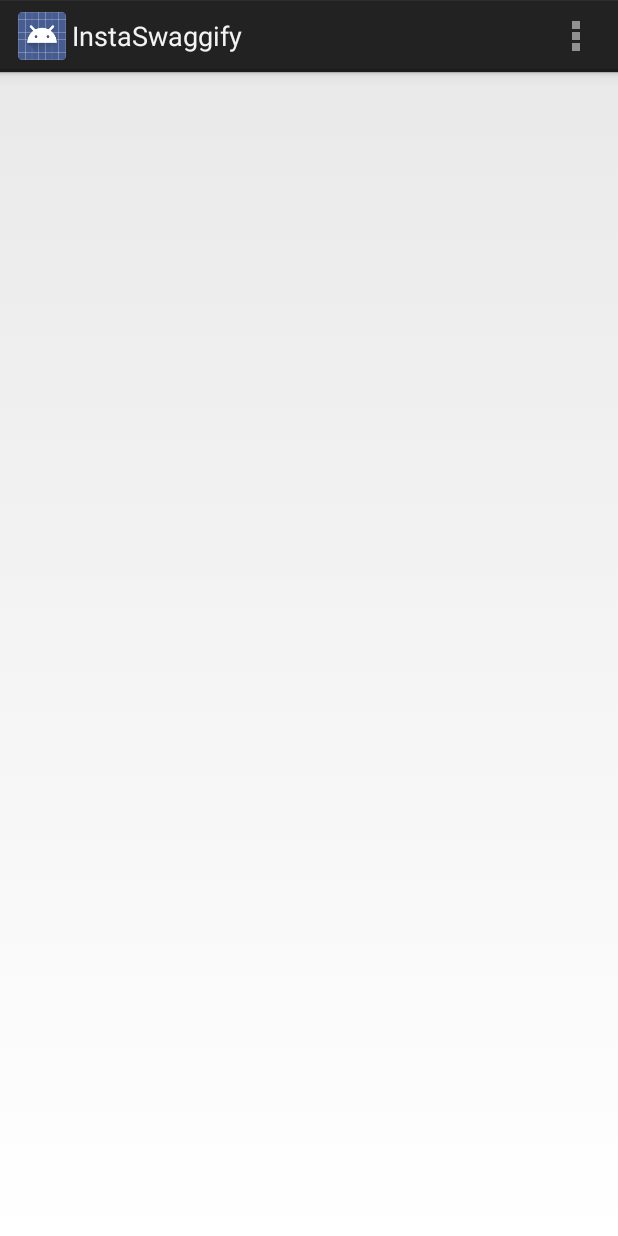
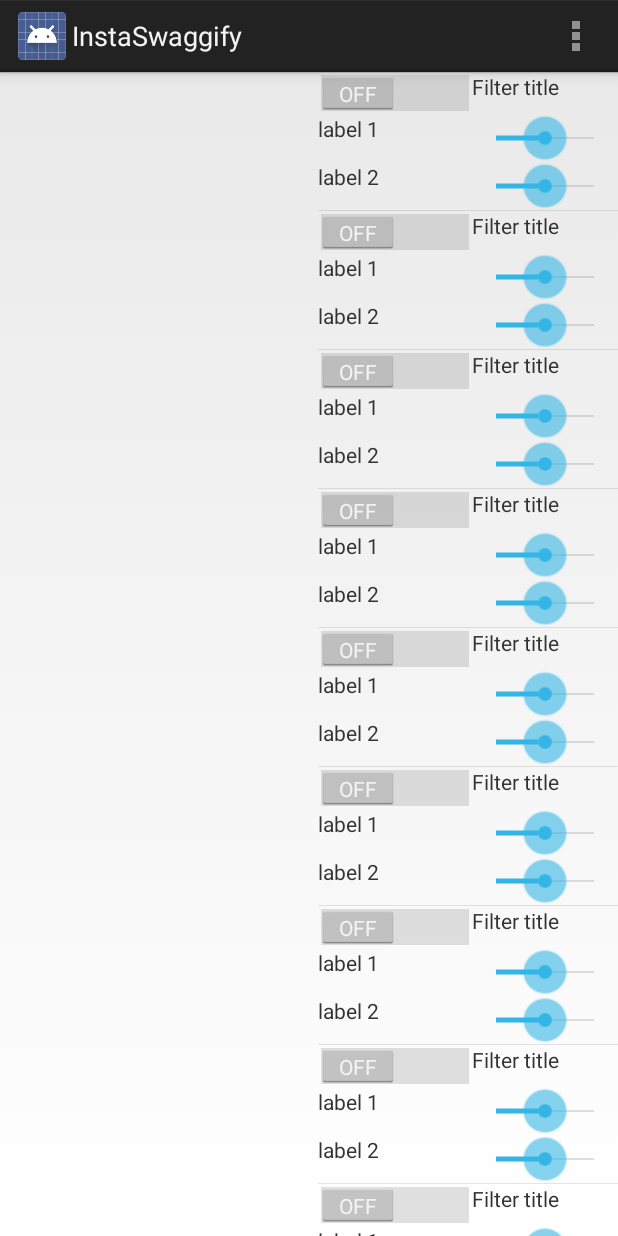
Before and after one commit to mathijs727/InstaSwaggify, an Android app: the screen it shows after launch (MainActivity), on a phone screen of 412 x 824 dp. Run offline under Robolectric (Android 15) with nearby library versions, the phone set to English and light mode, and no system bars.

Commit message:
List working with placeholder data. Needs to be fancified

```diff
--- a/app/src/main/java/zwaggerboyz/instaswaggify/FilterArrayAdapter.java
+++ b/app/src/main/java/zwaggerboyz/instaswaggify/FilterArrayAdapter.java
@@ -6,22 +6,27 @@ import android.view.LayoutInflater;
 import android.view.View;
 import android.view.ViewGroup;
 import android.widget.ArrayAdapter;
+import android.widget.SeekBar;
+import android.widget.Switch;
 import android.widget.TextView;
 
 /**
  * Created by Mathijs on 16/06/14.
  */
-public class FilterArrayAdapter extends ArrayAdapter<String> {
+public class FilterArrayAdapter extends ArrayAdapter<ListItemFilter> {
     private final Activity mContext;
-    private String[] mItems;
+    private ListItemFilter[] mItems;
 
     private class ViewHolder {
-        public TextView title;
+        public TextView titleTextView, label1TextView, label2TextView;
+        public Switch enabledSwitch;
+        public SeekBar slider1Seekbar, slider2Seekbar;
     }
 
-    public FilterArrayAdapter(Activity context, String[] mItems) {
-        super(context, R.layout.list_item_filter, mItems);
+    public FilterArrayAdapter(Activity context, ListItemFilter[] items) {
+        super(context, R.layout.list_item_filter, items);
         mContext = context;
+        mItems = items;
     }
 
     @Override
@@ -32,13 +37,26 @@ public class FilterArrayAdapter extends ArrayAdapter<String> {
             convertView = inflater.inflate(R.layout.list_item_filter, null);
 
             viewHolder= new ViewHolder();
-            viewHolder.title = (TextView)convertView.findViewById(R.id.list_item_filter_title);
+            viewHolder.titleTextView = (TextView)convertView.findViewById(R.id.list_item_filter_title);
+            viewHolder.label1TextView = (TextView)convertView.findViewById(R.id.list_item_filter_label1);
+            viewHolder.label2TextView = (TextView)convertView.findViewById(R.id.list_item_filter_label2);
+            viewHolder.enabledSwitch = (Switch)convertView.findViewById(R.id.list_item_filter_switch);
+            viewHolder.slider1Seekbar = (SeekBar)convertView.findViewById(R.id.list_item_filter_seekbar1);
+            viewHolder.slider2Seekbar = (SeekBar)convertView.findViewById(R.id.list_item_filter_seekbar2);
             convertView.setTag(viewHolder);
         } else {
             viewHolder = (ViewHolder)convertView.getTag();
         }
 
-        viewHolder.title.setText(mItems[position]);
+        ListItemFilter item = mItems[position];
+        viewHolder.titleTextView.setText(item.title);
+        viewHolder.label1TextView.setText(item.label1);
+        viewHolder.label2TextView.setText(item.label2);
+        viewHolder.enabledSwitch.setChecked(item.isEnabled);
+        viewHolder.slider1Seekbar.setProgress(item.slider1);
+        viewHolder.slider2Seekbar.setProgress(item.slider2);
         return convertView;
     }
+
+
 }
--- /dev/null
+++ b/app/src/main/java/zwaggerboyz/instaswaggify/ListItemFilter.java
@@ -0,0 +1,10 @@
+package zwaggerboyz.instaswaggify;
+
+/**
+ * Created by Mathijs on 16/06/14.
+ */
+public class ListItemFilter {
+    public boolean isEnabled = false;
+    public String title = "Filter title", label1 = "label 1", label2 = "label 2";
+    public int slider1 = 50, slider2 = 50;
+}
--- a/app/src/main/java/zwaggerboyz/instaswaggify/MainActivity.java
+++ b/app/src/main/java/zwaggerboyz/instaswaggify/MainActivity.java
@@ -4,14 +4,25 @@ import android.app.Activity;
 import android.os.Bundle;
 import android.view.Menu;
 import android.view.MenuItem;
+import android.widget.ListView;
 
 
 public class MainActivity extends Activity {
+    ListView mListView;
 
     @Override
     protected void onCreate(Bundle savedInstanceState) {
         super.onCreate(savedInstanceState);
         setContentView(R.layout.activity_main);
+
+        ListItemFilter[] items = new ListItemFilter[20];
+        for (int i = 0; i < 20; i++) {
+            items[i] = new ListItemFilter();
+        }
+
+        FilterArrayAdapter adapter = new FilterArrayAdapter(this, items);
+        mListView = (ListView)findViewById(R.id.activity_main_listview);
+        mListView.setAdapter(adapter);
     }
 
 
--- a/app/src/main/res/layout/list_item_filter.xml
+++ b/app/src/main/res/layout/list_item_filter.xml
@@ -13,7 +13,7 @@
         android:layout_width="wrap_content"
         android:layout_height="wrap_content"
         android:text="FilterName"
-        android:id="@+id/filter_name"
+        android:id="@+id/list_item_filter_title"
         android:layout_alignParentTop="true"
         android:layout_alignBottom="@+id/list_item_filter_switch"
         android:layout_toRightOf="@+id/list_item_filter_switch"
@@ -23,7 +23,7 @@
     <SeekBar
         android:layout_width="wrap_content"
         android:layout_height="wrap_content"
-        android:id="@+id/seekBar"
+        android:id="@+id/list_item_filter_seekbar1"
         android:layout_below="@+id/list_item_filter_switch"
         android:layout_alignParentRight="true"
         android:layout_alignParentEnd="true"
@@ -32,35 +32,35 @@
     <SeekBar
         android:layout_width="wrap_content"
         android:layout_height="wrap_content"
-        android:id="@+id/seekBar2"
-        android:layout_below="@+id/seekBar"
-        android:layout_alignLeft="@+id/seekBar"
-        android:layout_alignStart="@+id/seekBar"
-        android:layout_alignRight="@+id/seekBar"
-        android:layout_alignEnd="@+id/seekBar"/>
+        android:id="@+id/list_item_filter_seekbar2"
+        android:layout_below="@+id/list_item_filter_seekbar1"
+        android:layout_alignLeft="@+id/list_item_filter_seekbar1"
+        android:layout_alignStart="@+id/list_item_filter_seekbar1"
+        android:layout_alignRight="@+id/list_item_filter_seekbar1"
+        android:layout_alignEnd="@+id/list_item_filter_seekbar1"/>
 
     <TextView
         android:layout_width="wrap_content"
         android:layout_height="wrap_content"
         android:textAppearance="?android:attr/textAppearanceSmall"
         android:text="Small Text"
-        android:id="@+id/slider_1_label"
+        android:id="@+id/list_item_filter_label1"
         android:layout_below="@+id/list_item_filter_switch"
         android:layout_alignParentLeft="true"
         android:layout_alignParentStart="true"
-        android:layout_above="@+id/seekBar2"
-        android:layout_toLeftOf="@+id/filter_name"/>
+        android:layout_above="@+id/list_item_filter_seekbar2"
+        android:layout_toLeftOf="@+id/list_item_filter_title"/>
 
     <TextView
         android:layout_width="wrap_content"
         android:layout_height="wrap_content"
         android:textAppearance="?android:attr/textAppearanceSmall"
         android:text="Small Text"
-        android:id="@+id/slider_2_label"
-        android:layout_alignTop="@+id/seekBar2"
+        android:id="@+id/list_item_filter_label2"
+        android:layout_alignTop="@+id/list_item_filter_seekbar2"
         android:layout_alignParentLeft="true"
         android:layout_alignParentStart="true"
-        android:layout_toLeftOf="@+id/seekBar"
-        android:layout_alignBottom="@+id/seekBar2"/>
+        android:layout_toLeftOf="@+id/list_item_filter_seekbar1"
+        android:layout_alignBottom="@+id/list_item_filter_seekbar2"/>
 
 </RelativeLayout>
```
